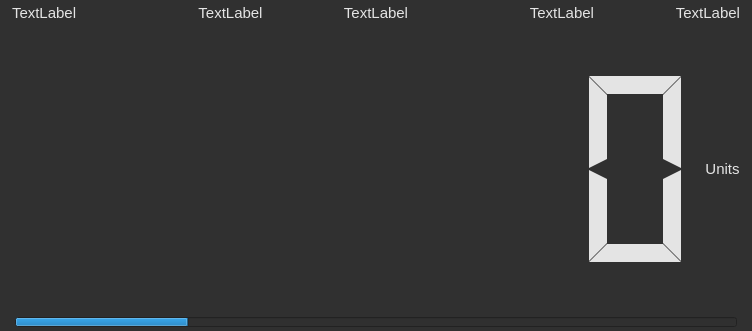
Qt form LEO_sniffy/GUI/widgetdisplay.ui (jirik09/Sniffy) before a commit.
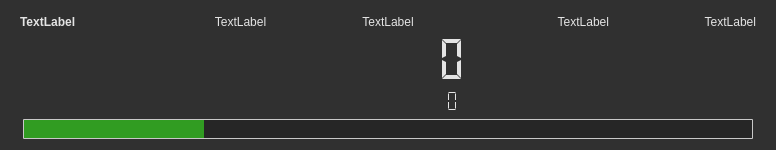
The same form after that commit. Icons and pictures are not drawn.

Commit message: Display Widget deployment upgrd

```diff
--- a/LEO_sniffy/GUI/widgetdisplay.ui
+++ b/LEO_sniffy/GUI/widgetdisplay.ui
@@ -6,36 +6,46 @@
    <rect>
     <x>0</x>
     <y>0</y>
-    <width>752</width>
-    <height>331</height>
+    <width>776</width>
+    <height>150</height>
    </rect>
   </property>
   <property name="sizePolicy">
-   <sizepolicy hsizetype="Expanding" vsizetype="Expanding">
+   <sizepolicy hsizetype="Preferred" vsizetype="Expanding">
     <horstretch>0</horstretch>
     <verstretch>0</verstretch>
    </sizepolicy>
   </property>
+  <property name="font">
+   <font>
+    <pointsize>-1</pointsize>
+   </font>
+  </property>
   <property name="windowTitle">
    <string>Form</string>
   </property>
+  <property name="autoFillBackground">
+   <bool>false</bool>
+  </property>
   <property name="styleSheet">
    <string notr="true">QObject{
 background-color: rgb(48, 48, 48);
-color: rgb(228, 228, 228);}</string>
+color: rgb(228, 228, 228);
+font-size: 12px;
+}</string>
   </property>
   <layout class="QHBoxLayout" name="horizontalLayout_3">
    <property name="spacing">
     <number>0</number>
    </property>
    <property name="leftMargin">
-    <number>6</number>
+    <number>5</number>
    </property>
    <property name="topMargin">
     <number>0</number>
    </property>
    <property name="rightMargin">
-    <number>6</number>
+    <number>5</number>
    </property>
    <property name="bottomMargin">
     <number>0</number>
@@ -82,24 +92,6 @@
          </sizepolicy>
         </property>
         <layout class="QVBoxLayout" name="verticalLayout">
-         <property name="spacing">
-          <number>0</number>
-         </property>
-         <property name="sizeConstraint">
-          <enum>QLayout::SetDefaultConstraint</enum>
-         </property>
-         <property name="leftMargin">
-          <number>0</number>
-         </property>
-         <property name="topMargin">
-          <number>0</number>
-         </property>
-         <property name="rightMargin">
-          <number>0</number>
-         </property>
-         <property name="bottomMargin">
-          <number>0</number>
-         </property>
          <item>
           <widget class="QWidget" name="horizontalWidget_labelArea" native="true">
            <property name="sizePolicy">
@@ -122,7 +114,7 @@
              <number>6</number>
             </property>
             <property name="topMargin">
-             <number>4</number>
+             <number>6</number>
             </property>
             <property name="rightMargin">
              <number>6</number>
@@ -140,13 +132,19 @@
               </property>
               <property name="font">
                <font>
-                <pointsize>11</pointsize>
+                <pointsize>-1</pointsize>
                 <weight>50</weight>
                 <bold>false</bold>
                </font>
               </property>
+              <property name="styleSheet">
+               <string notr="true">QLabel{
+font-size: 12px;
+color: rgb(228, 228, 228);
+}</string>
+              </property>
               <property name="text">
-               <string>TextLabel</string>
+               <string>&lt;html&gt;&lt;head/&gt;&lt;body&gt;&lt;p&gt;&lt;span style=&quot; font-weight:600;&quot;&gt;TextLabel&lt;/span&gt;&lt;/p&gt;&lt;/body&gt;&lt;/html&gt;</string>
               </property>
              </widget>
             </item>
@@ -160,7 +158,7 @@
               </property>
               <property name="font">
                <font>
-                <pointsize>11</pointsize>
+                <pointsize>-1</pointsize>
                </font>
               </property>
               <property name="text">
@@ -187,7 +185,7 @@
               </property>
               <property name="font">
                <font>
-                <pointsize>11</pointsize>
+                <pointsize>-1</pointsize>
                </font>
               </property>
               <property name="text">
@@ -208,7 +206,7 @@
               </property>
               <property name="font">
                <font>
-                <pointsize>11</pointsize>
+                <pointsize>-1</pointsize>
                </font>
               </property>
               <property name="text">
@@ -235,7 +233,7 @@
               </property>
               <property name="font">
                <font>
-                <pointsize>11</pointsize>
+                <pointsize>-1</pointsize>
                </font>
               </property>
               <property name="text">
@@ -252,7 +250,7 @@
          <item>
           <widget class="QWidget" name="horizontalWidget_valueAndUnit" native="true">
            <property name="sizePolicy">
-            <sizepolicy hsizetype="Expanding" vsizetype="Expanding">
+            <sizepolicy hsizetype="Preferred" vsizetype="Expanding">
              <horstretch>0</horstretch>
              <verstretch>0</verstretch>
             </sizepolicy>
@@ -260,12 +258,12 @@
            <property name="minimumSize">
             <size>
              <width>0</width>
-             <height>0</height>
+             <height>43</height>
             </size>
            </property>
            <layout class="QHBoxLayout" name="horizontalLayout_5">
             <property name="spacing">
-             <number>0</number>
+             <number>30</number>
             </property>
             <property name="leftMargin">
              <number>6</number>
@@ -274,7 +272,7 @@
              <number>0</number>
             </property>
             <property name="rightMargin">
-             <number>6</number>
+             <number>10</number>
             </property>
             <property name="bottomMargin">
              <number>0</number>
@@ -287,6 +285,17 @@
                 <verstretch>0</verstretch>
                </sizepolicy>
               </property>
+              <property name="minimumSize">
+               <size>
+                <width>0</width>
+                <height>0</height>
+               </size>
+              </property>
+              <property name="styleSheet">
+               <string notr="true">QLCDNumber{
+color: rgb(228, 228, 228);
+}</string>
+              </property>
               <property name="frameShape">
                <enum>QFrame::NoFrame</enum>
               </property>
@@ -303,7 +312,7 @@
                <bool>false</bool>
               </property>
               <property name="digitCount">
-               <number>6</number>
+               <number>14</number>
               </property>
               <property name="mode">
                <enum>QLCDNumber::Dec</enum>
@@ -311,55 +320,37 @@
               <property name="segmentStyle">
                <enum>QLCDNumber::Flat</enum>
               </property>
+              <property name="value" stdset="0">
+               <double>0.000000000000000</double>
+              </property>
               <property name="intValue" stdset="0">
                <number>0</number>
               </property>
              </widget>
             </item>
             <item>
-             <widget class="QLabel" name="label_unit">
-              <property name="enabled">
-               <bool>true</bool>
-              </property>
+             <widget class="QWidget" name="widget" native="true">
               <property name="sizePolicy">
-               <sizepolicy hsizetype="Preferred" vsizetype="Preferred">
+               <sizepolicy hsizetype="MinimumExpanding" vsizetype="Expanding">
                 <horstretch>0</horstretch>
                 <verstretch>0</verstretch>
                </sizepolicy>
               </property>
               <property name="minimumSize">
                <size>
-                <width>0</width>
+                <width>20</width>
                 <height>0</height>
                </size>
               </property>
-              <property name="font">
-               <font>
-                <family>MS Shell Dlg 2</family>
-                <pointsize>11</pointsize>
-                <weight>50</weight>
-                <italic>false</italic>
-                <bold>false</bold>
-                <kerning>true</kerning>
-               </font>
+              <property name="maximumSize">
+               <size>
+                <width>150</width>
+                <height>16777215</height>
+               </size>
               </property>
-              <property name="frameShape">
-               <enum>QFrame::NoFrame</enum>
-              </property>
-              <property name="frameShadow">
-               <enum>QFrame::Raised</enum>
-              </property>
-              <property name="lineWidth">
-               <number>1</number>
-              </property>
-              <property name="text">
-               <string>Units</string>
-              </property>
-              <property name="alignment">
-               <set>Qt::AlignCenter</set>
-              </property>
-              <property name="wordWrap">
-               <bool>false</bool>
+              <property name="styleSheet">
+               <string notr="true">image: url(:/graphics/graphics/hz_unit.png);
+border: none</string>
               </property>
              </widget>
             </item>
@@ -369,52 +360,113 @@
          <item>
           <widget class="QWidget" name="horizontalWidget_bar" native="true">
            <property name="sizePolicy">
-            <sizepolicy hsizetype="Expanding" vsizetype="Fixed">
+            <sizepolicy hsizetype="Expanding" vsizetype="Preferred">
              <horstretch>0</horstretch>
              <verstretch>0</verstretch>
             </sizepolicy>
            </property>
-           <layout class="QHBoxLayout" name="horizontalLayout_4">
+           <property name="minimumSize">
+            <size>
+             <width>0</width>
+             <height>0</height>
+            </size>
+           </property>
+           <layout class="QVBoxLayout" name="verticalLayout_2">
             <property name="spacing">
-             <number>0</number>
+             <number>6</number>
             </property>
             <property name="topMargin">
-             <number>1</number>
+             <number>0</number>
+            </property>
+            <property name="rightMargin">
+             <number>9</number>
             </property>
             <property name="bottomMargin">
-             <number>4</number>
+             <number>2</number>
             </property>
             <item>
-             <widget class="QProgressBar" name="progressBar">
+             <widget class="QLCDNumber" name="lcdNumber_2">
               <property name="sizePolicy">
-               <sizepolicy hsizetype="Expanding" vsizetype="Fixed">
+               <sizepolicy hsizetype="Expanding" vsizetype="Preferred">
                 <horstretch>0</horstretch>
                 <verstretch>0</verstretch>
                </sizepolicy>
               </property>
               <property name="minimumSize">
                <size>
-                <width>0</width>
-                <height>0</height>
-               </size>
-              </property>
-              <property name="maximumSize">
-               <size>
-                <width>16777215</width>
+                <width>10</width>
                 <height>10</height>
                </size>
               </property>
+              <property name="maximumSize">
+               <size>
+                <width>16777215</width>
+                <height>120</height>
+               </size>
+              </property>
+              <property name="frameShape">
+               <enum>QFrame::NoFrame</enum>
+              </property>
+              <property name="digitCount">
+               <number>14</number>
+              </property>
+              <property name="segmentStyle">
+               <enum>QLCDNumber::Flat</enum>
+              </property>
+             </widget>
+            </item>
+            <item>
+             <widget class="QProgressBar" name="progressBar">
+              <property name="sizePolicy">
+               <sizepolicy hsizetype="Expanding" vsizetype="Preferred">
+                <horstretch>0</horstretch>
+                <verstretch>0</verstretch>
+               </sizepolicy>
+              </property>
+              <property name="minimumSize">
+               <size>
+                <width>0</width>
+                <height>5</height>
+               </size>
+              </property>
+              <property name="maximumSize">
+               <size>
+                <width>16777215</width>
+                <height>20</height>
+               </size>
+              </property>
               <property name="font">
                <font>
+                <pointsize>-1</pointsize>
                 <italic>false</italic>
+                <kerning>true</kerning>
                </font>
               </property>
+              <property name="styleSheet">
+               <string notr="true">QProgressBar {
+    border: 1px solid;
+	border-color: rgb(200, 200, 200);
+    border-radius: 1px;
+	background: rgb(38, 38, 38);
+}
+
+QProgressBar::chunk {
+    background-color: rgb(49, 156, 34);
+    width: 20px;
+}</string>
+              </property>
               <property name="value">
                <number>24</number>
               </property>
+              <property name="alignment">
+               <set>Qt::AlignBottom|Qt::AlignRight|Qt::AlignTrailing</set>
+              </property>
               <property name="textVisible">
                <bool>false</bool>
               </property>
+              <property name="orientation">
+               <enum>Qt::Horizontal</enum>
+              </property>
               <property name="invertedAppearance">
                <bool>false</bool>
               </property>
```
The commit also changes 6 other files.
